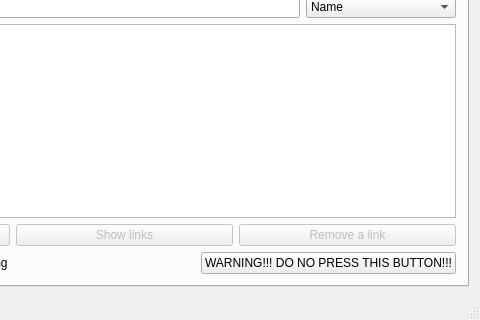
This is vika3/adalgluggi.ui in editomars/VLN1_h22 as Qt 5 draws it before an edit; both pictures show x 231 to 711 and y 116 to 436 of the 711 by 436 pixel window. The edited form follows.
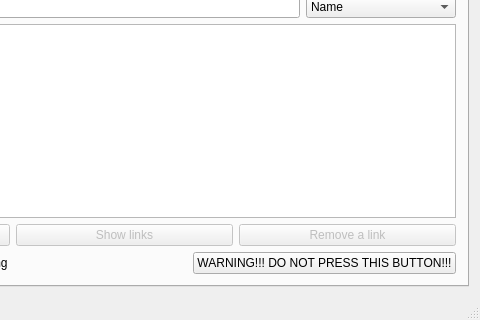
This is the edited form.

```diff
--- a/vika3/adalgluggi.ui
+++ b/vika3/adalgluggi.ui
@@ -232,7 +232,7 @@
              </sizepolicy>
             </property>
             <property name="text">
-             <string>WARNING!!! DO NO PRESS THIS BUTTON!!!</string>
+             <string>WARNING!!! DO NOT PRESS THIS BUTTON!!!</string>
             </property>
            </widget>
           </item>
```
